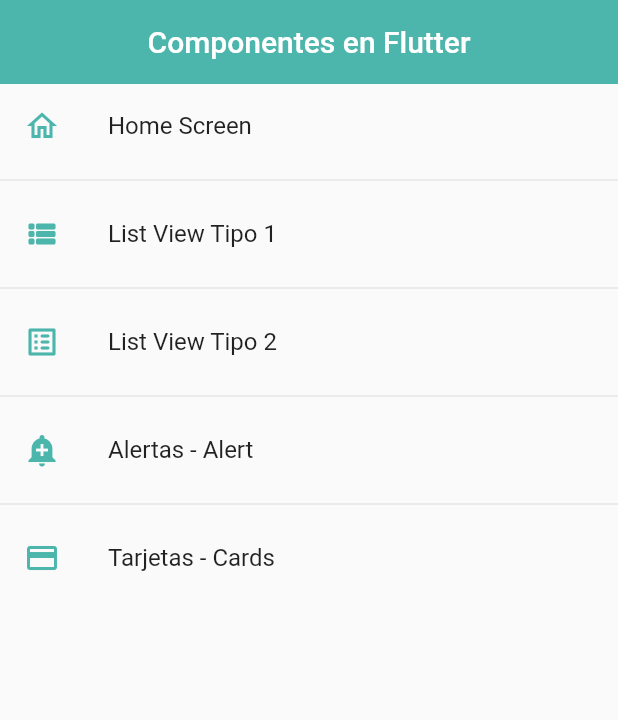
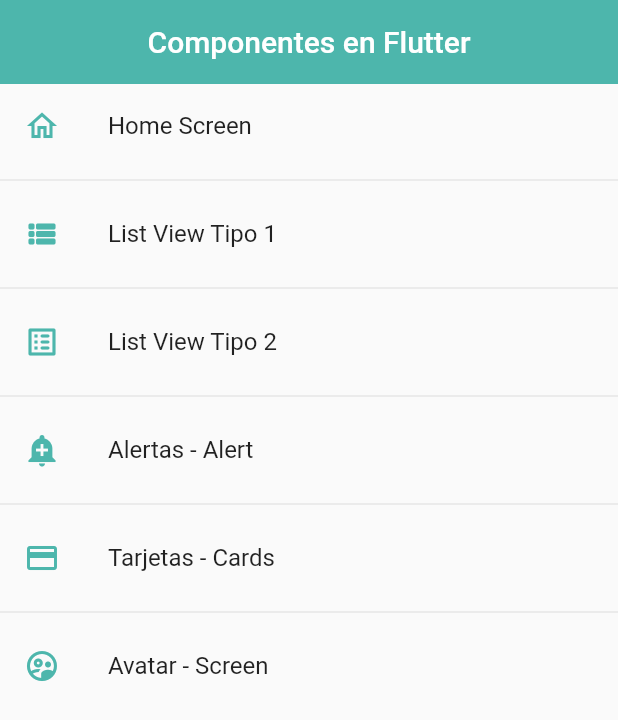
Before and after one commit to rubensf27/formacion_flutter, a Flutter app: the screen it shows after launch, on a phone screen of 412 x 824 dp. Shown: the top 720 px of the screen. Run offline on Flutter 3.47's test engine with Material 2 defaults, Android fonts, the phone set to English and light mode, and no system bars.

Commit message:
Añadir un avatar de imagen circular con la clase que lo preconstruye CircleAvatar

```diff
--- a/lib/router/app_routes.dart
+++ b/lib/router/app_routes.dart
@@ -30,6 +30,11 @@ class AppRoutes {
         icon: Icons.credit_card,
         name: 'Tarjetas - Cards',
         screen: const CardScreen()),
+    MenuOption(
+        route: 'avatar',
+        icon: Icons.supervised_user_circle_outlined,
+        name: 'Avatar - Screen',
+        screen: const AvatarScreen()),
   ];
 
   // static Map<String, Widget Function(BuildContext)> routes = {
--- a/lib/screens/screens.dart
+++ b/lib/screens/screens.dart
@@ -4,3 +4,4 @@ export 'package:fl_components/screens/listview1_screen.dart';
 export 'package:fl_components/screens/listview2_screen.dart';
 export 'package:fl_components/screens/home_screen.dart';
 export 'package:fl_components/models/menu_option.dart';
+export 'package:fl_components/screens/avatar_screen.dart';
```
